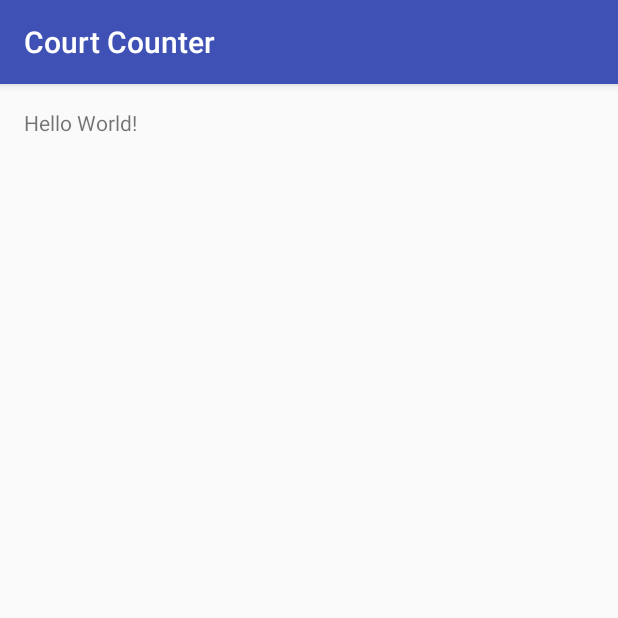
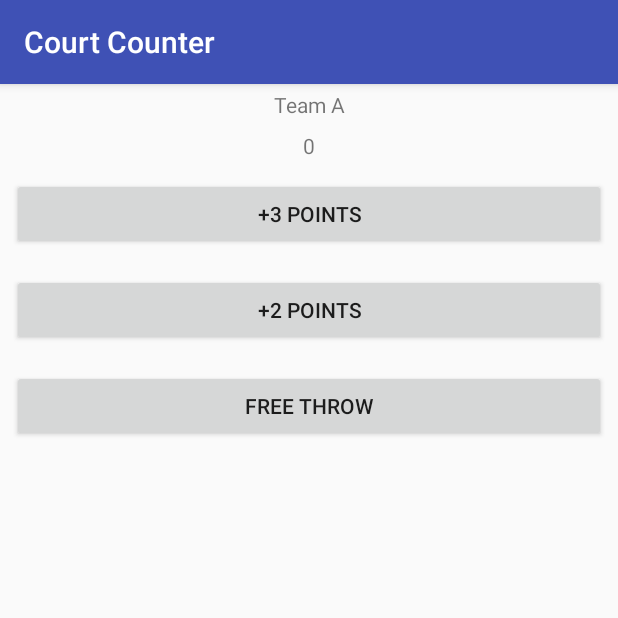
Before and after one commit to ezbery/Android, an Android app: the screen it shows after launch (MainActivity), on a phone screen of 412 x 824 dp, the top half of it. Run offline under Robolectric (Android 15) with nearby library versions, the phone set to English and light mode, and no system bars.

Commit message:
App layout v1

```diff
--- a/CourtCounter/app/src/main/res/layout/activity_main.xml
+++ b/CourtCounter/app/src/main/res/layout/activity_main.xml
@@ -1,17 +1,40 @@
 <?xml version="1.0" encoding="utf-8"?>
-<RelativeLayout xmlns:android="http://schemas.android.com/apk/res/android"
+
+<LinearLayout xmlns:android="http://schemas.android.com/apk/res/android"
     xmlns:tools="http://schemas.android.com/tools"
-    android:id="@+id/activity_main"
     android:layout_width="match_parent"
     android:layout_height="match_parent"
-    android:paddingBottom="@dimen/activity_vertical_margin"
-    android:paddingLeft="@dimen/activity_horizontal_margin"
-    android:paddingRight="@dimen/activity_horizontal_margin"
-    android:paddingTop="@dimen/activity_vertical_margin"
-    tools:context="com.example.android.courtcounter.MainActivity">
+    android:orientation="vertical">
 
     <TextView
-        android:layout_width="wrap_content"
+        android:layout_width="match_parent"
         android:layout_height="wrap_content"
-        android:text="Hello World!" />
-</RelativeLayout>
+        android:gravity="center"
+        android:padding="4dp"
+        android:text="Team A" />
+
+    <TextView
+        android:layout_width="match_parent"
+        android:layout_height="wrap_content"
+        android:gravity="center"
+        android:padding="4dp"
+        android:text="0" />
+
+    <Button
+        android:layout_width="match_parent"
+        android:layout_height="wrap_content"
+        android:layout_margin="8dp"
+        android:text="+3 Points" />
+
+    <Button
+        android:layout_width="match_parent"
+        android:layout_height="wrap_content"
+        android:layout_margin="8dp"
+        android:text="+2 Points" />
+
+    <Button
+        android:layout_width="match_parent"
+        android:layout_height="wrap_content"
+        android:layout_margin="8dp"
+        android:text="Free throw" />
+</LinearLayout>
```
